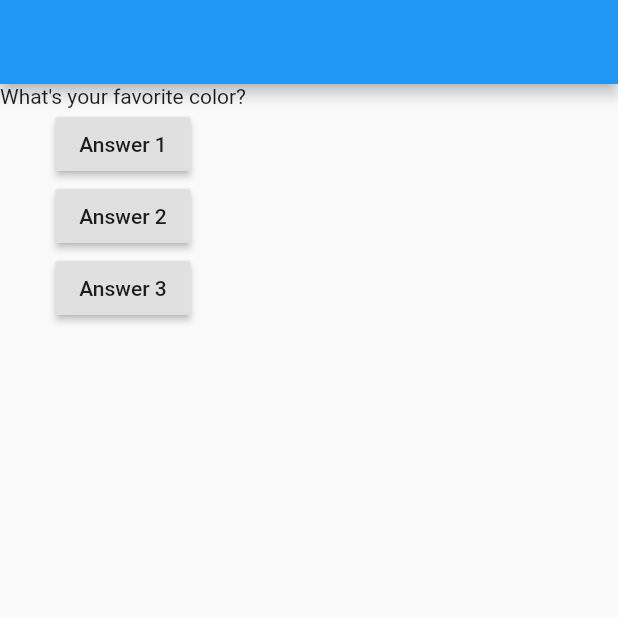
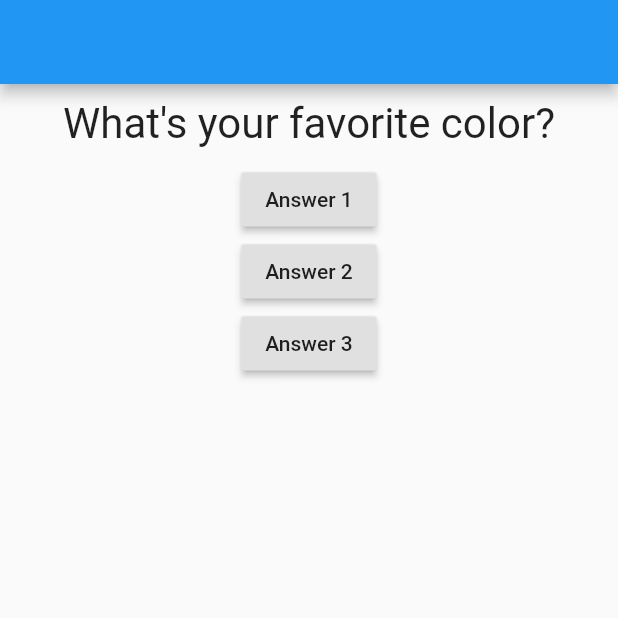
Before and after one commit to roxfives/flutter_quizz_app, a Flutter app: the screen it shows after launch, on a phone screen of 412 x 824 dp, the top half of it. Run offline on Flutter 3.47's test engine with Material 2 defaults, Android fonts, the phone set to English and light mode, and no system bars.

```diff
--- a/lib/main.dart
+++ b/lib/main.dart
@@ -1,4 +1,6 @@
 import 'package:flutter/material.dart';
+
+import './question.dart';
 
 void main() => runApp(MyApp());
 
@@ -36,7 +38,7 @@ class _MyAppState extends State<MyApp> {
         appBar: AppBar(),
         body: Column(
           children: [
-            Text(_questions.elementAt(_questionIndex)),
+            Question(_questions.elementAt(_questionIndex)),
             RaisedButton(
               child: Text('Answer 1'),
               onPressed: _answerQuestion,
--- /dev/null
+++ b/lib/question.dart
@@ -0,0 +1,20 @@
+import 'package:flutter/cupertino.dart';
+
+class Question extends StatelessWidget {
+  final String _questionText;
+
+  Question(this._questionText);
+
+  @override
+  Widget build(BuildContext context) {
+    return Container(
+      width: double.infinity,
+      margin: EdgeInsets.all(10),
+      child: Text(
+        _questionText,
+        style: TextStyle(fontSize: 28),
+        textAlign: TextAlign.center,
+      ),
+    );
+  }
+}
```
